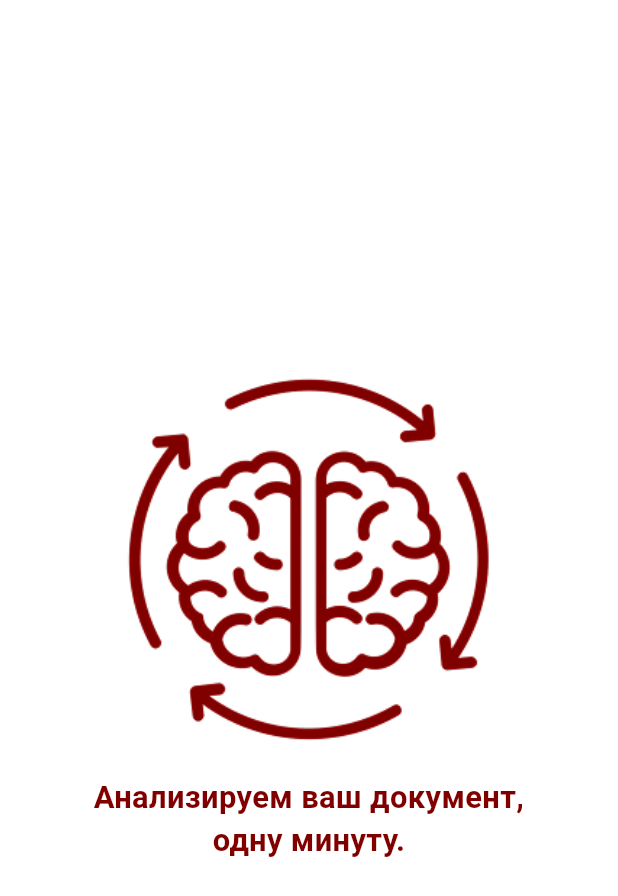
After one commit to Dilvi/LegalScanAI, a Flutter app: the LoadPage screen opened directly, on a phone screen of 412 x 824 dp. The commit adds this screen. Shown: the top 896 px of the screen. Run offline on Flutter 3.47's test engine with Material 3 defaults, Android fonts, the phone set to English and light mode, and no system bars; our stand-ins replace camera, flutter_svg, image_picker.

Commit message:
Refactor scan_document_page and add load_page

```diff
--- a/backend_services/notepad.txt
+++ b/backend_services/notepad.txt
@@ -1,3 +1,4 @@
 Get-Process -Name python
 Get-Process -Name python | Stop-Process -Force
 uvicorn main:app --reload
+uvicorn main:app --reload --host 0.0.0.0 --port 8000
--- /dev/null
+++ b/lib/load.dart
@@ -0,0 +1,74 @@
+import 'package:flutter/material.dart';
+import 'dart:async';
+
+class LoadPage extends StatefulWidget {
+  const LoadPage({super.key});
+
+  @override
+  _LoadPageState createState() => _LoadPageState();
+}
+
+class _LoadPageState extends State<LoadPage> {
+  int _dotCount = 1;
+
+  @override
+  void initState() {
+    super.initState();
+    // Таймер для обновления количества точек
+    Timer.periodic(const Duration(milliseconds: 500), (timer) {
+      if (!mounted) return;
+      setState(() {
+        _dotCount = (_dotCount % 3) + 1;
+      });
+    });
+  }
+
+  @override
+  Widget build(BuildContext context) {
+    // Ширина экрана для адаптивности
+    double screenWidth = MediaQuery.of(context).size.width;
+
+    return Scaffold(
+      backgroundColor: Colors.white,
+      body: Center(
+        child: Column(
+          mainAxisAlignment: MainAxisAlignment.center,
+          children: [
+            // Гифка загрузки
+            SizedBox(
+              width: screenWidth * 0.6,
+              height: screenWidth * 0.6,
+              child: Image.asset(
+                "assets/load.gif",
+                fit: BoxFit.cover,
+              ),
+            ),
+            const SizedBox(height: 20),
+            // Текст под гифкой с анимацией точек
+            Container(
+              width: screenWidth * 0.8,
+              alignment: Alignment.center,
+              child: Text.rich(
+                TextSpan(
+                  style: TextStyle(
+                    fontFamily: 'DM Sans',
+                    fontSize: screenWidth * 0.05,
+                    fontWeight: FontWeight.bold,
+                    color: const Color(0xFF800000), // Бордовый цвет
+                  ),
+                  children: [
+                    const TextSpan(text: "Анализируем ваш документ,\nодну минуту"),
+                    TextSpan(
+                      text: "." * _dotCount + " " * (3 - _dotCount), // Фиксированное место для точек
+                    ),
+                  ],
+                ),
+                textAlign: TextAlign.center,
+              ),
+            ),
+          ],
+        ),
+      ),
+    );
+  }
+}
```
Also changed, not shown: lib/check_text_page.dart (+10 -6 lines), lib/scan_document_page.dart (+85 -4 lines), lib/services/api_service.dart (+8 -7 lines), assets/load.gif (added), backend_services/uploads/1000026482_processed.jpg (added), backend_services/uploads/1000026488_processed.jpg (added), backend_services/uploads/CAP5192699092826302531.jpg (added), backend_services/uploads/CAP8954469561033542406_processed.jpg (added), 5 other files.
